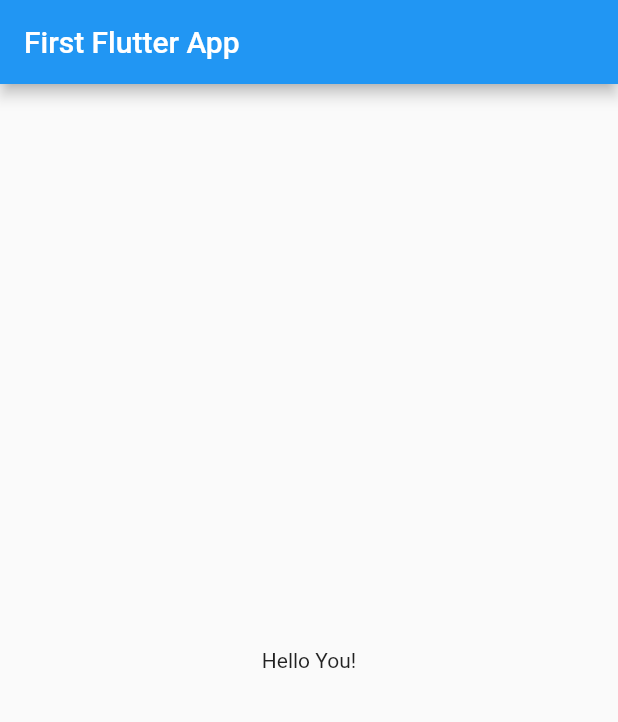
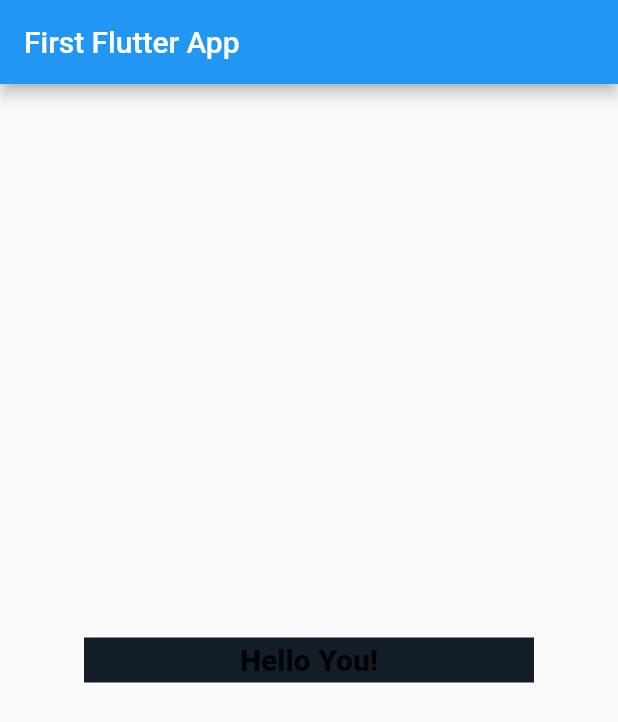
Before and after one commit to latif5/FlutterBacic, a Flutter app: the screen it shows after launch, on a phone screen of 412 x 824 dp. Shown: the top 722 px of the screen. Run offline on Flutter 3.47's test engine with Material 2 defaults, Android fonts, the light colour scheme and no system bars.

Commit message:
02 widget text

```diff
--- a/flutter_basic/lib/main.dart
+++ b/flutter_basic/lib/main.dart
@@ -8,10 +8,16 @@ class MyApp extends StatelessWidget {
   @override
   Widget build(BuildContext context) {
     return MaterialApp(
-      home: Scaffold(
-        appBar: AppBar(title: Text("First Flutter App")),
-        body: Center(child: Container(child: Text("Hello You!")))
-      )
-    );
+        home: Scaffold(
+            appBar: AppBar(title: Text("First Flutter App")),
+            body: Center(
+                child: Container(
+                    color: Color.fromRGBO(20, 30, 40, 100),
+                    height: 30,
+                    width: 300,
+                    alignment: Alignment.center,
+                    child: Text("Hello You!",
+                        style: TextStyle(
+                            fontSize: 20, fontWeight: FontWeight.w800))))));
   }
 }
```
